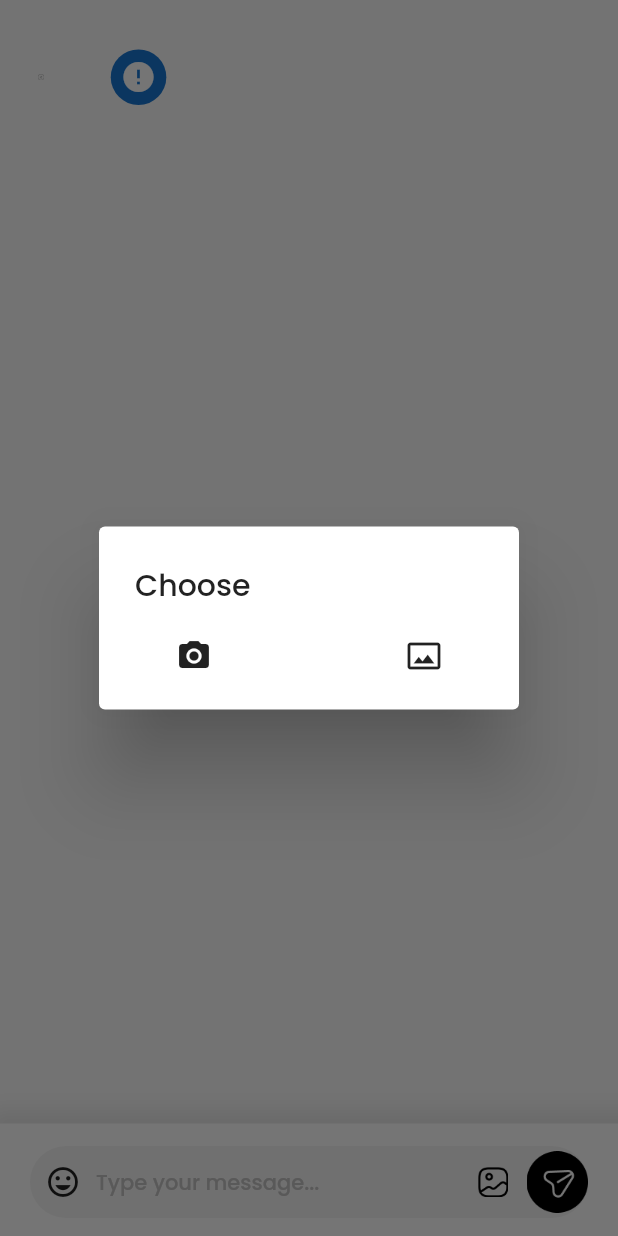
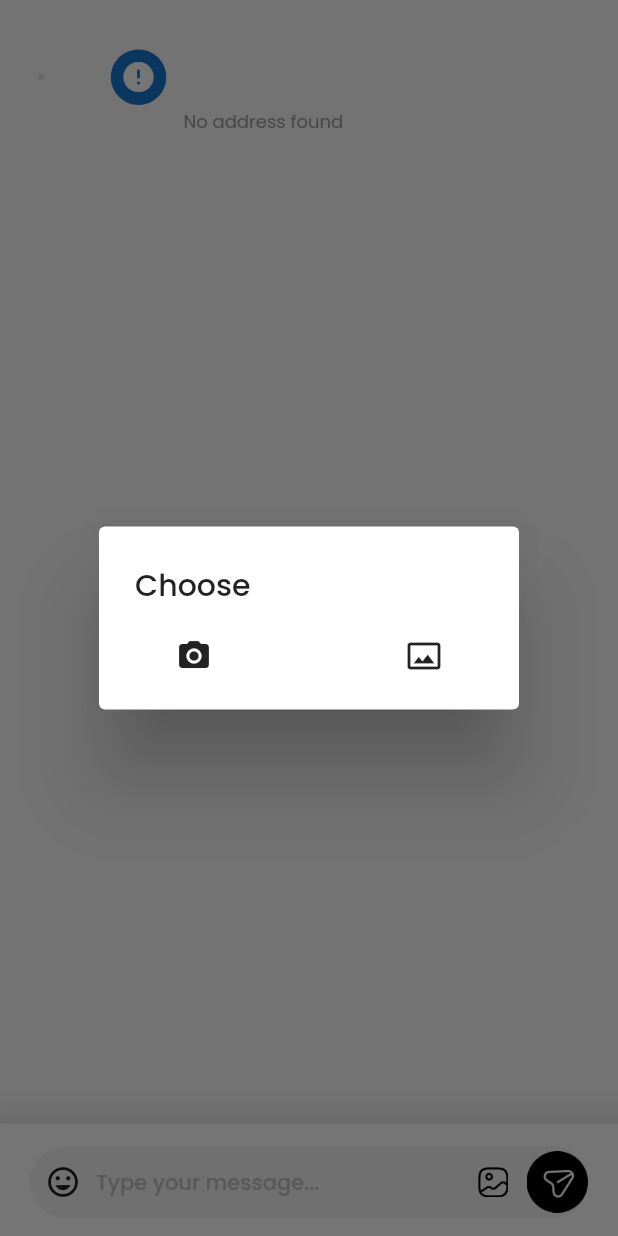
Before and after one commit to CPAD-Gazipur/EMS, a Flutter app: the MessageView screen opened directly with empty values, item 2 of the bottom bar chosen, on a phone screen of 412 x 824 dp. Run offline on Flutter 3.47's test engine with Material 2 defaults, Android fonts, the light colour scheme and no system bars; drawn by our look-alikes of cached_network_image; our stand-ins replace cloud_firestore, dotted_border, emoji_picker_flutter, firebase_analytics, firebase_auth, firebase_core and 14 more; missing offline and left inert: flutter_stripe, video_thumbnail; accounts and stored records are empty; network calls fail; statements that could not run were skipped.

Commit message:
EMS - Chating Message Unorganize Bugs Fixed

```diff
--- a/lib/views/chat/message_view.dart
+++ b/lib/views/chat/message_view.dart
@@ -127,6 +127,7 @@ class _MessageViewState extends State<MessageView> {
                         .collection('chats')
                         .doc(widget.groupID)
                         .collection('chatroom')
+                        .orderBy('timeStamp', descending: false)
                         .snapshots(),
                   ),
           ),
@@ -525,7 +526,7 @@ class CustomAppBar extends StatelessWidget implements PreferredSizeWidget {
                 height: 1,
               ),
               Text(
-                address,
+                address.isEmpty ? 'No address found' : address,
                 maxLines: 1,
                 style: const TextStyle(
                   fontWeight: FontWeight.w400,
```
